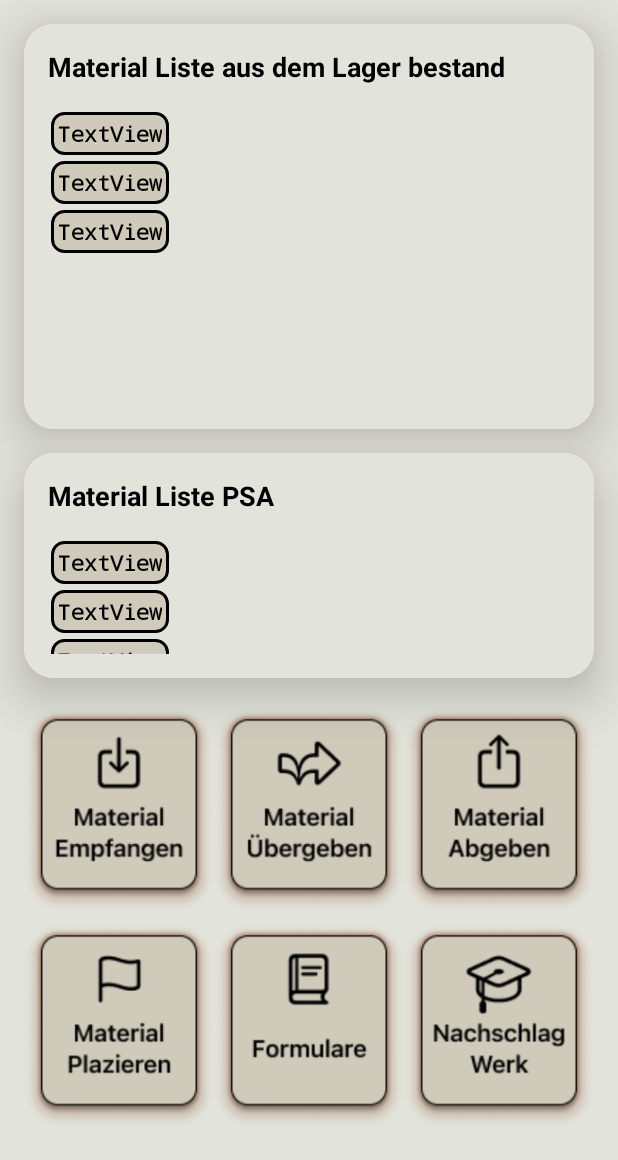
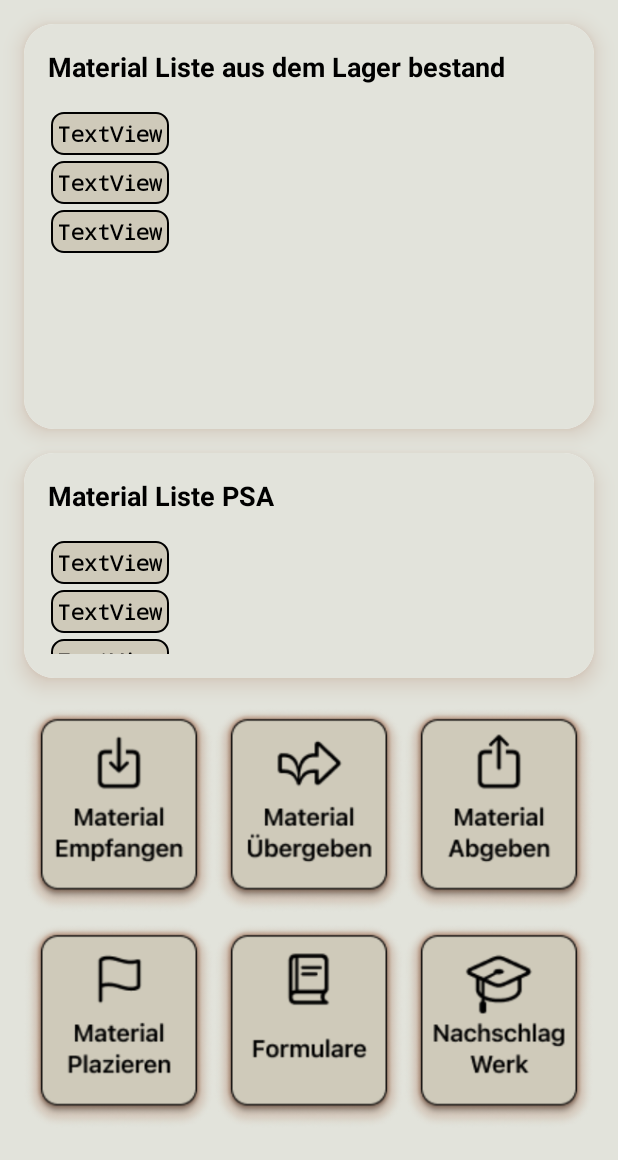
Before and after one commit to G1br0n/MeWorkApp, an Android app: the layout fragment_material.xml on its own in the app's theme, with its tools: preview values and no code run, on a phone screen of 412 x 824 dp. Shown: the top 1160 px of the screen. Run offline under Robolectric (Android 15) with nearby library versions, the phone set to English and light mode, and no system bars.

Commit message:
LayoutErweiterung Material fragment fertig(überarbeitet) ArbeitszeiterfassungsFragment<<<<<Im Progress

```diff
--- a/app/build.gradle
+++ b/app/build.gradle
@@ -12,7 +12,7 @@ android {
 
     defaultConfig {
         applicationId "com.example.abschlussaufgabe"
-        minSdk 24
+        minSdk 28
         targetSdk 33
         versionCode 1
         versionName "1.0"
--- a/app/src/main/res/drawable/rounder_text.xml
+++ b/app/src/main/res/drawable/rounder_text.xml
@@ -1,7 +1,7 @@
 <?xml version="1.0" encoding="utf-8"?>
 <shape xmlns:android="http://schemas.android.com/apk/res/android" >
     <stroke
-        android:width="2dp"
+        android:width="1dp"
         android:color="@color/black" />
 
     <solid android:color="@color/back_ground_item" />
--- a/app/src/main/res/layout/fragment_in_work_time.xml
+++ b/app/src/main/res/layout/fragment_in_work_time.xml
@@ -37,10 +37,9 @@
                 android:layout_marginStart="4dp"
                 android:layout_marginTop="16dp"
                 android:foregroundGravity="left"
-                android:scaleX="0.6"
+                android:scaleX="1"
                 android:scaleY="1.5"
                 android:timePickerMode="spinner"
-
                 app:layout_constraintStart_toStartOf="parent"
                 app:layout_constraintTop_toTopOf="parent" />
 
@@ -70,7 +69,6 @@
                 android:id="@+id/check_box_save_current_position"
                 android:layout_width="wrap_content"
                 android:layout_height="wrap_content"
-                android:buttonTint="@color/black"
                 app:layout_constraintBottom_toBottomOf="@+id/tv_save_current_position"
                 app:layout_constraintEnd_toEndOf="@+id/spinner"
                 app:layout_constraintTop_toTopOf="@+id/tv_save_current_position" />
--- a/app/src/main/res/layout/fragment_material.xml
+++ b/app/src/main/res/layout/fragment_material.xml
@@ -27,9 +27,10 @@
                 android:layout_margin="16dp"
                 android:layout_marginTop="8dp"
                 app:cardCornerRadius="20dp"
+                android:outlineSpotShadowColor="@color/back_ground_ramen"
                 android:outlineAmbientShadowColor="@color/back_ground_ramen"
 
-                app:cardElevation="20dp"
+                app:cardElevation="8dp"
                 app:layout_constraintBottom_toTopOf="@+id/cv_material_psa"
                 app:layout_constraintEnd_toEndOf="parent"
                 app:layout_constraintStart_toStartOf="parent"
@@ -78,9 +79,10 @@
                 android:layout_width="match_parent"
                 android:layout_height="150dp"
                 android:layout_margin="16dp"
+                android:outlineSpotShadowColor="@color/back_ground_ramen"
                 android:outlineAmbientShadowColor="@color/back_ground_ramen"
                 app:cardCornerRadius="20dp"
-                app:cardElevation="20dp"
+                app:cardElevation="8dp"
                 app:layout_constraintBottom_toTopOf="@+id/linearLayout"
                 app:layout_constraintEnd_toEndOf="parent"
                 app:layout_constraintStart_toStartOf="parent">
```
Also changed, not shown: app/src/main/res/layout/fragment_home.xml (+6 -2 lines), app/src/main/res/drawable/button_check_oil_shadow.png (added), app/src/main/res/drawable/button_drive_end_shadow.png (added), app/src/main/res/drawable/button_drive_start_shadow.png (added), app/src/main/res/drawable/button_hand_over_car_shadow.png (added), app/src/main/res/drawable/button_leave_car_shadow.png (added), app/src/main/res/drawable/button_refuel_car_shadow.png (added), app/src/main/res/drawable/button_sos_adac_shadow.png (added).
